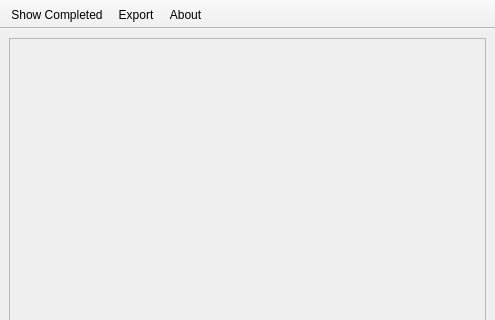
Before: the Qt Designer form mainwindow.ui in dimitris47/chores, drawn with Qt 5; both pictures show x 0 to 495 and y 0 to 320 of the 495 by 587 pixel window.
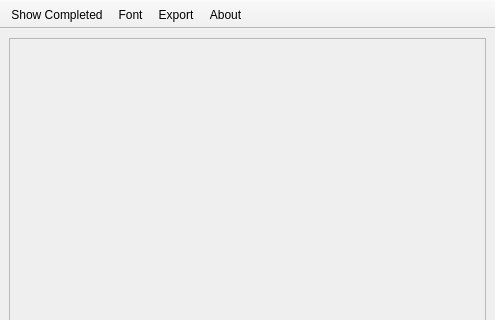
After: the same form once the commit is applied. Icons and pictures are not drawn.

Commit message: add font choice for 1.6

Patch:
```diff
--- a/mainwindow.ui
+++ b/mainwindow.ui
@@ -129,6 +129,7 @@
     <bool>false</bool>
    </attribute>
    <addaction name="actionShow_Completed"/>
+   <addaction name="actionFont"/>
    <addaction name="actionExport"/>
    <addaction name="actionAbout"/>
   </widget>
@@ -174,6 +175,15 @@
     <string>Show completed tasks</string>
    </property>
   </action>
+  <action name="actionFont">
+   <property name="icon">
+    <iconset resource="chorespp.qrc">
+     <normaloff>:/icons/font.png</normaloff>:/icons/font.png</iconset>
+   </property>
+   <property name="text">
+    <string>Font</string>
+   </property>
+  </action>
  </widget>
  <resources>
   <include location="chorespp.qrc"/>
```
The commit also changes 7 other files.
